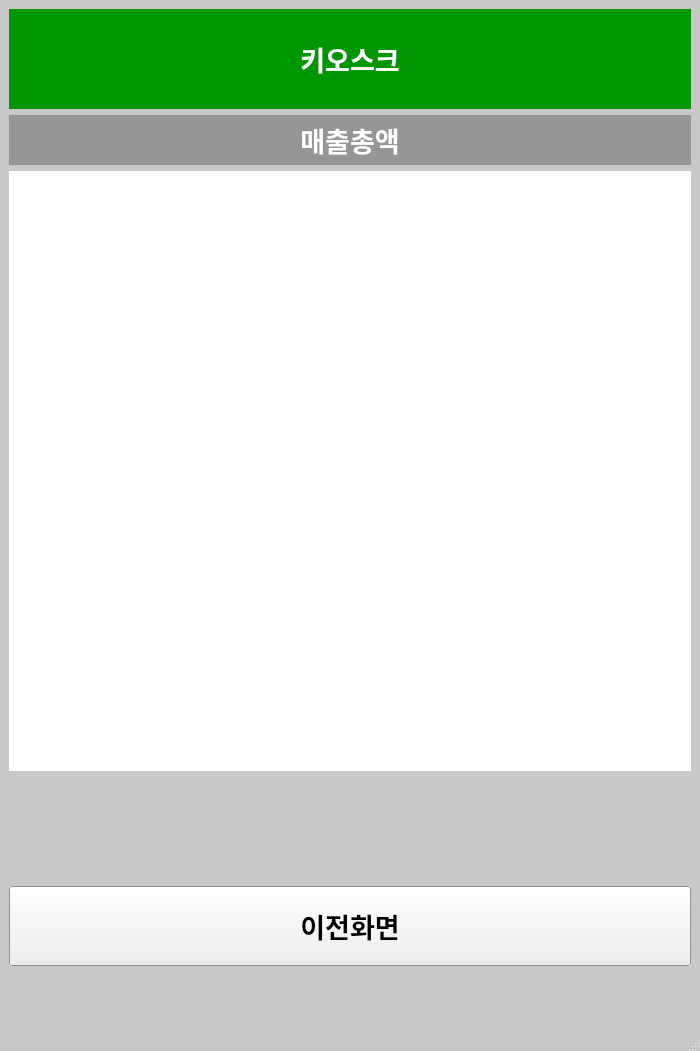
Karuperu/Algorithm24, file AL JSG Project/total.ui: the form before one commit.
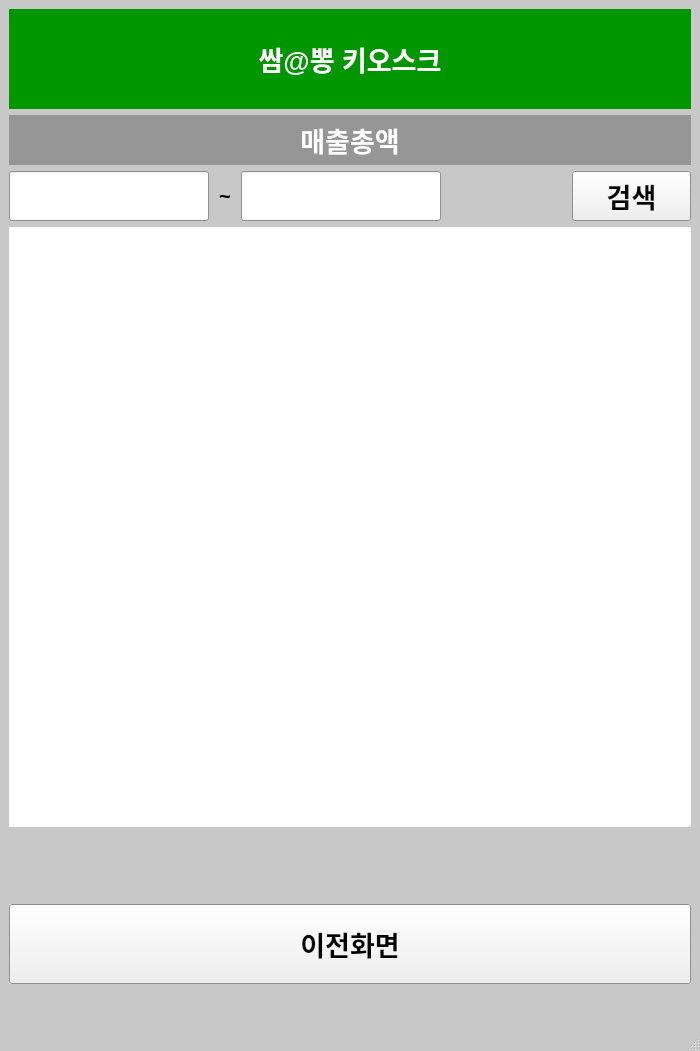
The form after the commit.

Patch:
```diff
--- a/AL JSG Project/total.ui
+++ b/AL JSG Project/total.ui
@@ -198,7 +198,7 @@
          <bool>true</bool>
         </property>
         <property name="text">
-         <string>키오스크</string>
+         <string>쌈@뽕 키오스크</string>
         </property>
         <property name="alignment">
          <set>Qt::AlignCenter</set>
@@ -330,7 +330,131 @@
        </widget>
       </item>
       <item>
-       <widget class="QLabel" name="label_7">
+       <layout class="QHBoxLayout" name="horizontalLayout">
+        <item>
+         <widget class="QLineEdit" name="Start_Date">
+          <property name="sizePolicy">
+           <sizepolicy hsizetype="Expanding" vsizetype="Fixed">
+            <horstretch>0</horstretch>
+            <verstretch>0</verstretch>
+           </sizepolicy>
+          </property>
+          <property name="minimumSize">
+           <size>
+            <width>200</width>
+            <height>50</height>
+           </size>
+          </property>
+          <property name="maximumSize">
+           <size>
+            <width>200</width>
+            <height>16777215</height>
+           </size>
+          </property>
+          <property name="font">
+           <font>
+            <pointsize>15</pointsize>
+            <weight>75</weight>
+            <bold>true</bold>
+           </font>
+          </property>
+          <property name="text">
+           <string/>
+          </property>
+          <property name="alignment">
+           <set>Qt::AlignCenter</set>
+          </property>
+         </widget>
+        </item>
+        <item>
+         <widget class="QLabel" name="label">
+          <property name="maximumSize">
+           <size>
+            <width>20</width>
+            <height>16777215</height>
+           </size>
+          </property>
+          <property name="font">
+           <font>
+            <pointsize>15</pointsize>
+            <weight>75</weight>
+            <bold>true</bold>
+           </font>
+          </property>
+          <property name="text">
+           <string>~</string>
+          </property>
+          <property name="alignment">
+           <set>Qt::AlignCenter</set>
+          </property>
+         </widget>
+        </item>
+        <item>
+         <widget class="QLineEdit" name="End_Date">
+          <property name="sizePolicy">
+           <sizepolicy hsizetype="Expanding" vsizetype="Fixed">
+            <horstretch>0</horstretch>
+            <verstretch>0</verstretch>
+           </sizepolicy>
+          </property>
+          <property name="minimumSize">
+           <size>
+            <width>200</width>
+            <height>50</height>
+           </size>
+          </property>
+          <property name="maximumSize">
+           <size>
+            <width>200</width>
+            <height>16777215</height>
+           </size>
+          </property>
+          <property name="font">
+           <font>
+            <pointsize>15</pointsize>
+            <weight>75</weight>
+            <bold>true</bold>
+           </font>
+          </property>
+          <property name="text">
+           <string/>
+          </property>
+          <property name="alignment">
+           <set>Qt::AlignCenter</set>
+          </property>
+         </widget>
+        </item>
+        <item>
+         <widget class="QLabel" name="label_3">
+          <property name="text">
+           <string/>
+          </property>
+         </widget>
+        </item>
+        <item>
+         <widget class="QPushButton" name="Search">
+          <property name="minimumSize">
+           <size>
+            <width>0</width>
+            <height>50</height>
+           </size>
+          </property>
+          <property name="font">
+           <font>
+            <pointsize>20</pointsize>
+            <weight>75</weight>
+            <bold>true</bold>
+           </font>
+          </property>
+          <property name="text">
+           <string>검색</string>
+          </property>
+         </widget>
+        </item>
+       </layout>
+      </item>
+      <item>
+       <widget class="QLabel" name="Result">
         <property name="minimumSize">
          <size>
           <width>0</width>
@@ -407,6 +531,13 @@
           </disabled>
          </palette>
         </property>
+        <property name="font">
+         <font>
+          <pointsize>20</pointsize>
+          <weight>75</weight>
+          <bold>true</bold>
+         </font>
+        </property>
         <property name="autoFillBackground">
          <bool>true</bool>
         </property>
```
